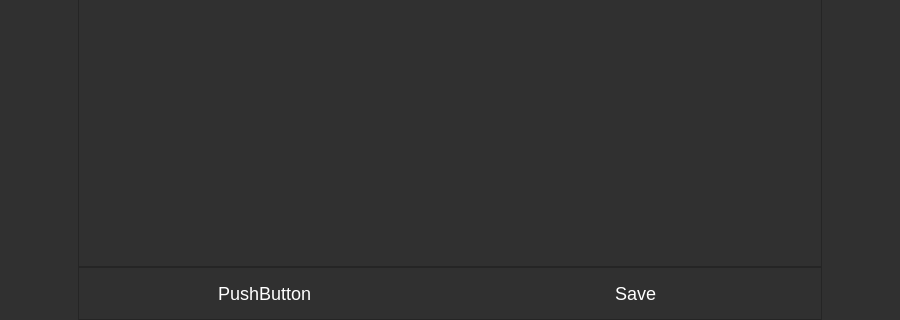
Before: the Qt Designer form mainwindow.ui in PyFlat-Studios-JR/Plant-The-Bomb, drawn with Qt 5; both pictures show x 0 to 900 and y 180 to 500 of the 900 by 500 pixel window.
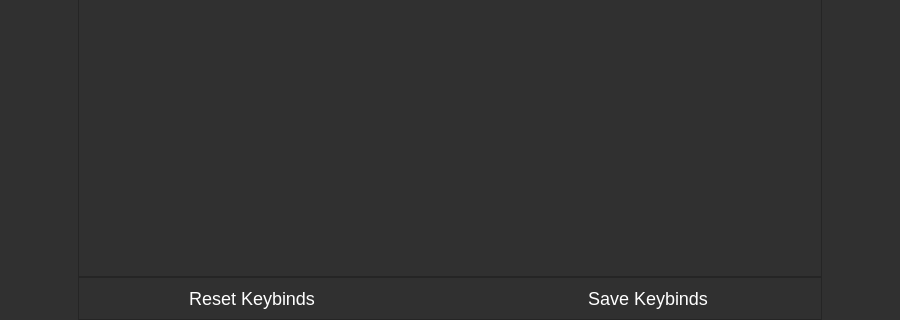
After: the same form once the commit is applied. Icons and pictures are not drawn. Custom widgets are drawn as their Qt base class.

The edit to the form file:
```diff
--- a/mainwindow.ui
+++ b/mainwindow.ui
@@ -1049,31 +1049,31 @@
                   </property>
                   <layout class="QHBoxLayout" name="horizontalLayout_22">
                    <property name="spacing">
-                    <number>0</number>
+                    <number>50</number>
                    </property>
                    <property name="leftMargin">
                     <number>0</number>
                    </property>
                    <property name="topMargin">
-                    <number>15</number>
+                    <number>10</number>
                    </property>
                    <property name="rightMargin">
                     <number>0</number>
                    </property>
                    <property name="bottomMargin">
-                    <number>15</number>
+                    <number>10</number>
                    </property>
                    <item>
                     <widget class="QPushButton" name="pushButton_3">
                      <property name="text">
-                      <string>PushButton</string>
+                      <string>Reset Keybinds</string>
                      </property>
                     </widget>
                    </item>
                    <item>
                     <widget class="QPushButton" name="pushButton_4">
                      <property name="text">
-                      <string>Save</string>
+                      <string>Save Keybinds</string>
                      </property>
                     </widget>
                    </item>
```
Left out of the diff: 4 changed lines with no effect on the pictures.
